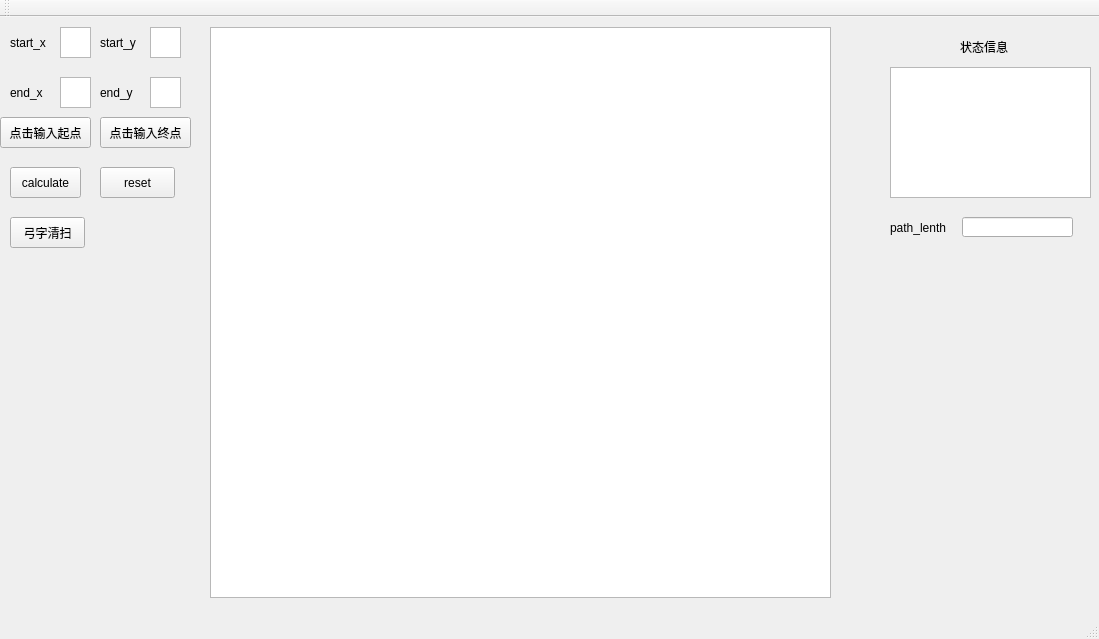
Old version of the form mainwindow.ui in the repository linyijin/fold_cleaner.
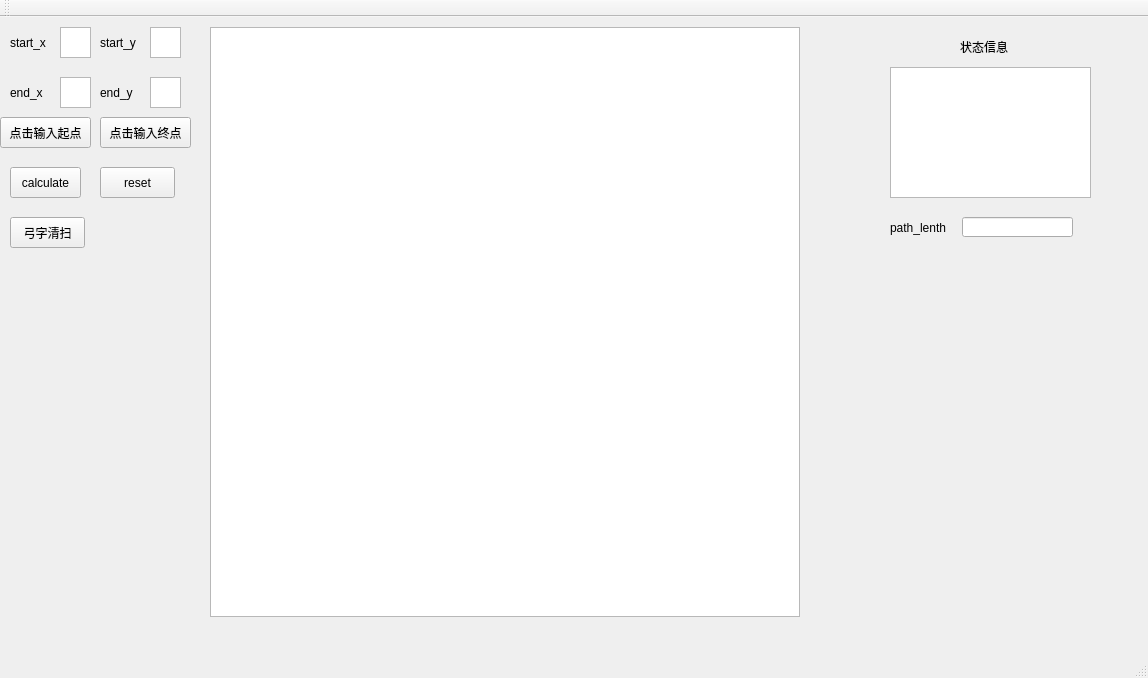
New version of the form.

The edit to the form file:
```diff
--- a/mainwindow.ui
+++ b/mainwindow.ui
@@ -6,10 +6,16 @@
    <rect>
     <x>0</x>
     <y>0</y>
-    <width>1099</width>
-    <height>639</height>
+    <width>1148</width>
+    <height>678</height>
    </rect>
   </property>
+  <property name="minimumSize">
+   <size>
+    <width>1148</width>
+    <height>678</height>
+   </size>
+  </property>
   <property name="windowTitle">
    <string>MainWindow</string>
   </property>
@@ -84,14 +90,14 @@
      <rect>
       <x>210</x>
       <y>10</y>
-      <width>621</width>
-      <height>571</height>
+      <width>590</width>
+      <height>590</height>
      </rect>
     </property>
     <property name="minimumSize">
      <size>
-      <width>571</width>
-      <height>571</height>
+      <width>590</width>
+      <height>590</height>
      </size>
     </property>
    </widget>
```
Left out of the diff: 5 changed lines with no effect on the pictures.
